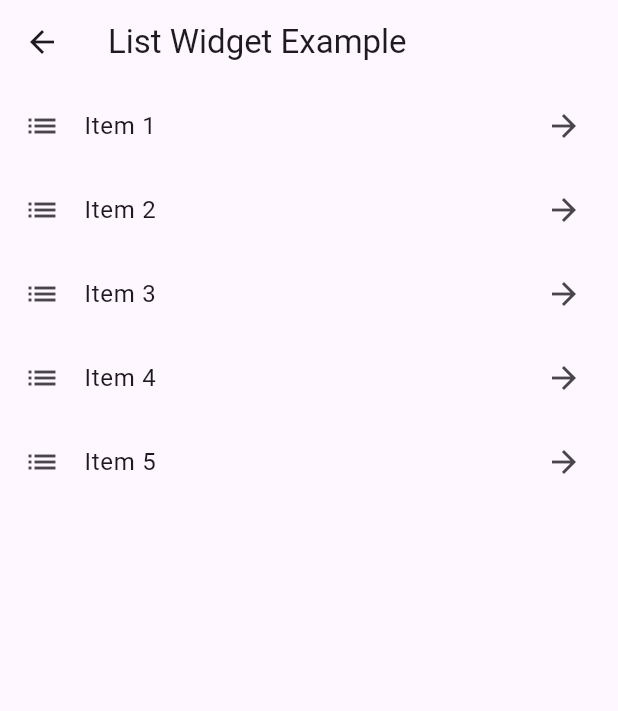
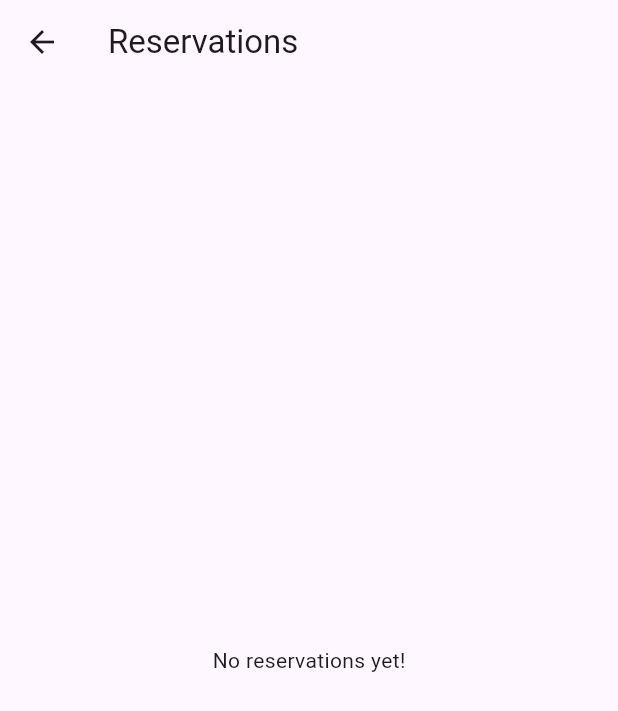
Before and after one commit to juanvictorqwerty/TRAVELS, a Flutter app: the Reservations screen opened directly, on a phone screen of 412 x 824 dp. Shown: the top 711 px of the screen. Run offline on Flutter 3.47's test engine with Material 3 defaults, Android fonts, the light colour scheme and no system bars.

Commit message:
Navigation to the reservations page done

```diff
--- a/TRAVELS/flutter_application/lib/main.dart
+++ b/TRAVELS/flutter_application/lib/main.dart
@@ -1,5 +1,6 @@
 import 'package:flutter/material.dart';
 import 'package:flutter_application/home_page.dart';
+import 'package:flutter_application/reservations.dart';
 
 void main() {
   runApp(const MyApp());
@@ -42,6 +43,9 @@ class _RootPageState extends State<Rootpage> {
     floatingActionButton: FloatingActionButton(
       onPressed: (){
         debugPrint("Action button pressed");
+        Navigator.of(context).push(MaterialPageRoute(builder: ( BuildContext context){
+          return const Reservations();
+        }));
       },
       child: Icon(Icons.arrow_right),
       backgroundColor: Colors.blue,
--- a/TRAVELS/flutter_application/lib/reservations.dart
+++ b/TRAVELS/flutter_application/lib/reservations.dart
@@ -1,38 +1,21 @@
 import 'package:flutter/material.dart';
 
-class Reservations extends StatelessWidget {
+class Reservations extends StatefulWidget {
   const Reservations({Key? key}) : super(key: key);
 
   @override
+  State<Reservations> createState() => _ReservationsState();
+}
+
+class _ReservationsState extends State<Reservations> {
+  @override
   Widget build(BuildContext context) {
-    // Sample data for the list
-    final List<String> items = [
-      'Item 1',
-      'Item 2',
-      'Item 3',
-      'Item 4',
-      'Item 5',
-    ];
-
     return Scaffold(
       appBar: AppBar(
-        title: const Text('List Widget Example'),
+        title: Text('Reservations'),
       ),
-      body: ListView.builder(
-        itemCount: items.length, // Number of items in the list
-        itemBuilder: (context, index) {
-          return ListTile(
-            title: Text(items[index]), // Display item text
-            leading: Icon(Icons.list), // Optional leading icon
-            trailing: Icon(Icons.arrow_forward), // Optional trailing icon
-            onTap: () {
-              // Action when the item is tapped
-              ScaffoldMessenger.of(context).showSnackBar(
-                SnackBar(content: Text('Tapped on ${items[index]}')),
-              );
-            },
-          );
-        },
+      body: Center(
+        child: Text('No reservations yet!'),
       ),
     );
   }
```
